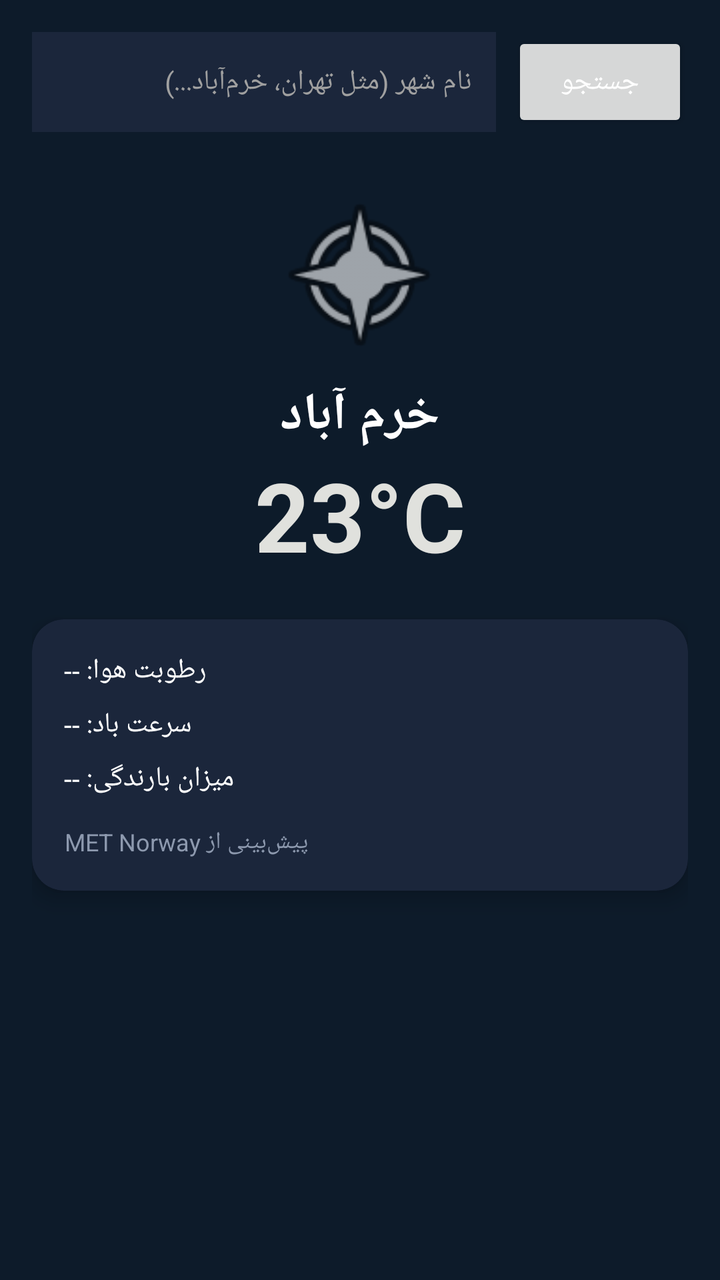
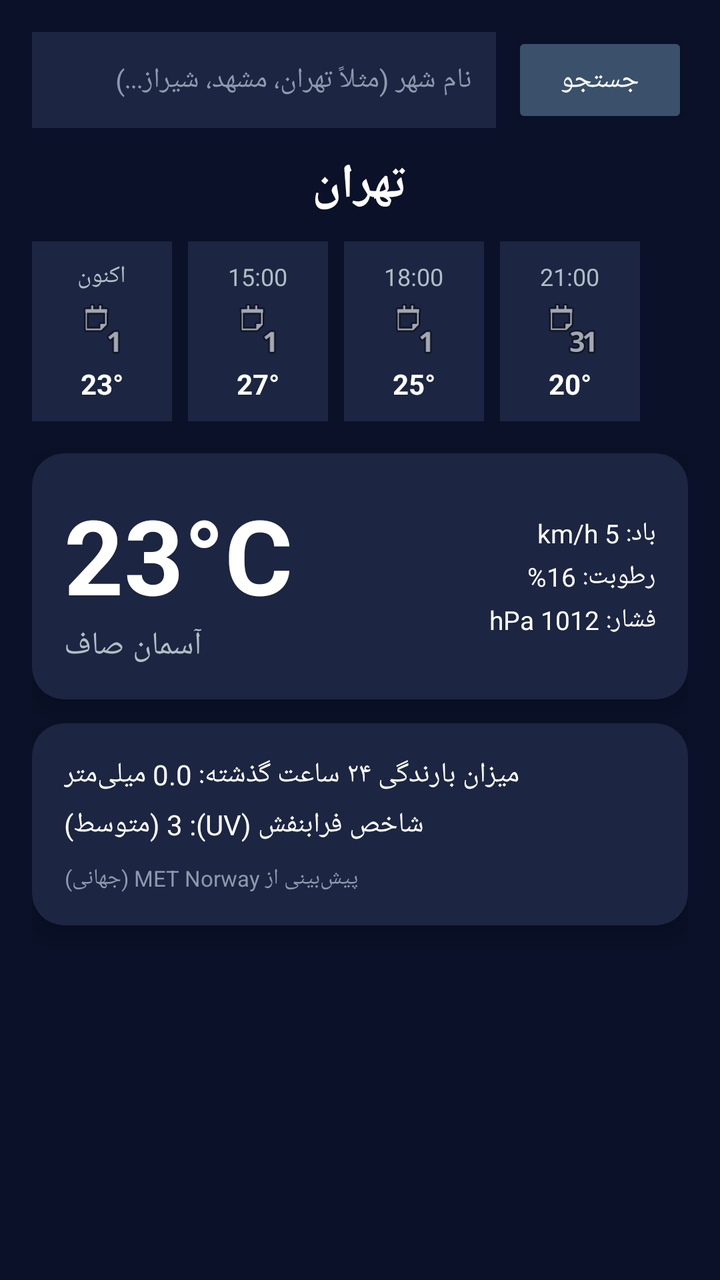

Compare the two renders of this Android layout. The source of the first and the diff that turns it into the second are given below.
<!-- AndroidManifest.xml: application theme Theme.AppCompat.Light.NoActionBar -->
<!-- res/layout/activity_main.xml -->
<?xml version="1.0" encoding="utf-8"?>
<RelativeLayout xmlns:android="http://schemas.android.com/apk/res/android"
    xmlns:app="http://schemas.android.com/apk/res-auto"
    android:id="@+id/rootLayout"
    android:layout_width="match_parent"
    android:layout_height="match_parent"
    android:background="#0D1B2A"
    android:padding="16dp">

    
    <LinearLayout
        android:id="@+id/searchLayout"
        android:layout_width="match_parent"
        android:layout_height="wrap_content"
        android:orientation="horizontal"
        android:layout_marginBottom="16dp">

        <EditText
            android:id="@+id/etSearchCity"
            android:layout_width="0dp"
            android:layout_height="50dp"
            android:layout_weight="1"
            android:background="#1B263B"
            android:hint="نام شهر (مثل تهران، خرم‌آباد...)"
            android:textColor="#FFFFFF"
            android:textColorHint="#A0A0A0"
            android:paddingHorizontal="12dp"
            android:textSize="14sp" />

        <Button
            android:id="@+id/btnSearch"
            android:layout_width="wrap_content"
            android:layout_height="50dp"
            android:layout_marginStart="8dp"
            backgroundTint="#415A77"
            android:text="جستجو"
            android:textColor="#FFFFFF" />
    </LinearLayout>

    
    <ImageView
        android:id="@+id/ivWeatherIcon"
        android:layout_width="90dp"
        android:layout_height="90dp"
        android:layout_below="@id/searchLayout"
        android:layout_centerHorizontal="true"
        android:layout_marginTop="10dp"
        android:src="@android:drawable/ic_menu_compass" />

    <TextView
        android:id="@+id/tvCityName"
        android:layout_width="wrap_content"
        android:layout_height="wrap_content"
        android:layout_below="@id/ivWeatherIcon"
        android:layout_centerHorizontal="true"
        android:layout_marginTop="8dp"
        android:text="خرم آباد"
        android:textColor="#FFFFFF"
        android:textSize="26sp"
        android:textStyle="bold" />

    <TextView
        android:id="@+id/tvTemp"
        android:layout_width="wrap_content"
        android:layout_height="wrap_content"
        android:layout_below="@id/tvCityName"
        android:layout_centerHorizontal="true"
        android:text="23°C"
        android:textColor="#E0E1DD"
        android:textSize="48sp"
        android:textStyle="bold" />

    
    <androidx.cardview.widget.CardView
        android:id="@+id/cardDetails"
        android:layout_width="match_parent"
        android:layout_height="wrap_content"
        android:layout_below="@id/tvTemp"
        android:layout_marginTop="20dp"
        app:cardBackgroundColor="#1B263B"
        app:cardCornerRadius="16dp"
        app:cardElevation="6dp">

        <LinearLayout
            android:layout_width="match_parent"
            android:layout_height="wrap_content"
            android:orientation="vertical"
            android:padding="16dp">

            <TextView
                android:id="@+id/tvHumidity"
                android:layout_width="wrap_content"
                android:layout_height="wrap_content"
                android:text="رطوبت هوا: --"
                android:textColor="#FFFFFF"
                android:textSize="14sp"
                android:layout_marginBottom="8dp"/>

            <TextView
                android:id="@+id/tvWindSpeed"
                android:layout_width="wrap_content"
                android:layout_height="wrap_content"
                android:text="سرعت باد: --"
                android:textColor="#FFFFFF"
                android:textSize="14sp"
                android:layout_marginBottom="8dp"/>

            <TextView
                android:id="@+id/tvRainfall"
                android:layout_width="wrap_content"
                android:layout_height="wrap_content"
                android:text="میزان بارندگی: --"
                android:textColor="#FFFFFF"
                android:textSize="14sp"
                android:layout_marginBottom="8dp"/>

            <TextView
                android:id="@+id/tvDataSource"
                android:layout_width="wrap_content"
                android:layout_height="wrap_content"
                android:text="پیش‌بینی از MET Norway"
                android:textColor="#8D99AE"
                android:textSize="12sp"
                android:layout_marginTop="6dp"/>
        </LinearLayout>
    </androidx.cardview.widget.CardView>

</RelativeLayout>
<!-- resources referenced by this layout -->
<resources>

</resources>

<!-- the commit's change to res/layout/activity_main.xml (unified diff, before → after) -->
@@ -4,7 +4,7 @@
     android:id="@+id/rootLayout"
     android:layout_width="match_parent"
     android:layout_height="match_parent"
-    android:background="#0D1B2A"
+    android:background="#0A1128"
     android:padding="16dp">
 
     
@@ -13,71 +13,191 @@
         android:layout_width="match_parent"
         android:layout_height="wrap_content"
         android:orientation="horizontal"
-        android:layout_marginBottom="16dp">
+        android:layout_marginBottom="12dp">
 
         <EditText
             android:id="@+id/etSearchCity"
             android:layout_width="0dp"
-            android:layout_height="50dp"
+            android:layout_height="48dp"
             android:layout_weight="1"
-            android:background="#1B263B"
-            android:hint="نام شهر (مثل تهران، خرم‌آباد...)"
+            android:background="#1C2541"
+            android:hint="نام شهر (مثلاً تهران، مشهد، شیراز...)"
             android:textColor="#FFFFFF"
-            android:textColorHint="#A0A0A0"
+            android:textColorHint="#8D99AE"
             android:paddingHorizontal="12dp"
             android:textSize="14sp" />
 
         <Button
             android:id="@+id/btnSearch"
             android:layout_width="wrap_content"
-            android:layout_height="50dp"
+            android:layout_height="48dp"
             android:layout_marginStart="8dp"
-            backgroundTint="#415A77"
+            android:backgroundTint="#3A506B"
             android:text="جستجو"
             android:textColor="#FFFFFF" />
     </LinearLayout>
 
-    
-    <ImageView
-        android:id="@+id/ivWeatherIcon"
-        android:layout_width="90dp"
-        android:layout_height="90dp"
-        android:layout_below="@id/searchLayout"
-        android:layout_centerHorizontal="true"
-        android:layout_marginTop="10dp"
-        android:src="@android:drawable/ic_menu_compass" />
-
     <TextView
         android:id="@+id/tvCityName"
         android:layout_width="wrap_content"
         android:layout_height="wrap_content"
-        android:layout_below="@id/ivWeatherIcon"
+        android:layout_below="@id/searchLayout"
         android:layout_centerHorizontal="true"
-        android:layout_marginTop="8dp"
-        android:text="خرم آباد"
+        android:text="تهران"
         android:textColor="#FFFFFF"
-        android:textSize="26sp"
+        android:textSize="24sp"
         android:textStyle="bold" />
 
-    <TextView
-        android:id="@+id/tvTemp"
-        android:layout_width="wrap_content"
+    
+    <HorizontalScrollView
+        android:id="@+id/hourlyScroll"
+        android:layout_width="match_parent"
         android:layout_height="wrap_content"
         android:layout_below="@id/tvCityName"
-        android:layout_centerHorizontal="true"
-        android:text="23°C"
-        android:textColor="#E0E1DD"
-        android:textSize="48sp"
-        android:textStyle="bold" />
+        android:layout_marginTop="12dp"
+        android:scrollbars="none">
+
+        <LinearLayout
+            android:layout_width="wrap_content"
+            android:layout_height="wrap_content"
+            android:orientation="horizontal">
+
+            
+            <LinearLayout
+                android:layout_width="70dp"
+                android:layout_height="90dp"
+                android:background="#1C2541"
+                android:orientation="vertical"
+                android:gravity="center"
+                android:layout_marginEnd="8dp"
+                android:padding="8dp">
+                <TextView android:layout_width="wrap_content" android:layout_height="wrap_content" android:text="اکنون" android:textColor="#B0BEC5" android:textSize="12sp"/>
+                <ImageView android:layout_width="28dp" android:layout_height="28dp" android:src="@android:drawable/ic_menu_day" android:layout_marginVertical="4dp"/>
+                <TextView android:id="@+id/tvHourlyTemp1" android:layout_width="wrap_content" android:layout_height="wrap_content" android:text="23°" android:textColor="#FFFFFF" android:textSize="14sp" android:textStyle="bold"/>
+            </LinearLayout>
+
+            
+            <LinearLayout
+                android:layout_width="70dp"
+                android:layout_height="90dp"
+                android:background="#1C2541"
+                android:orientation="vertical"
+                android:gravity="center"
+                android:layout_marginEnd="8dp"
+                android:padding="8dp">
+                <TextView android:layout_width="wrap_content" android:layout_height="wrap_content" android:text="15:00" android:textColor="#B0BEC5" android:textSize="12sp"/>
+                <ImageView android:layout_width="28dp" android:layout_height="28dp" android:src="@android:drawable/ic_menu_day" android:layout_marginVertical="4dp"/>
+                <TextView android:layout_width="wrap_content" android:layout_height="wrap_content" android:text="27°" android:textColor="#FFFFFF" android:textSize="14sp" android:textStyle="bold"/>
+            </LinearLayout>
+
+            
+            <LinearLayout
+                android:layout_width="70dp"
+                android:layout_height="90dp"
+                android:background="#1C2541"
+                android:orientation="vertical"
+                android:gravity="center"
+                android:layout_marginEnd="8dp"
+                android:padding="8dp">
+                <TextView android:layout_width="wrap_content" android:layout_height="wrap_content" android:text="18:00" android:textColor="#B0BEC5" android:textSize="12sp"/>
+                <ImageView android:layout_width="28dp" android:layout_height="28dp" android:src="@android:drawable/ic_menu_day" android:layout_marginVertical="4dp"/>
+                <TextView android:layout_width="wrap_content" android:layout_height="wrap_content" android:text="25°" android:textColor="#FFFFFF" android:textSize="14sp" android:textStyle="bold"/>
+            </LinearLayout>
+
+            
+            <LinearLayout
+                android:layout_width="70dp"
+                android:layout_height="90dp"
+                android:background="#1C2541"
+                android:orientation="vertical"
+                android:gravity="center"
+                android:layout_marginEnd="8dp"
+                android:padding="8dp">
+                <TextView android:layout_width="wrap_content" android:layout_height="wrap_content" android:text="21:00" android:textColor="#B0BEC5" android:textSize="12sp"/>
+                <ImageView android:layout_width="28dp" android:layout_height="28dp" android:src="@android:drawable/ic_menu_month" android:layout_marginVertical="4dp"/>
+                <TextView android:layout_width="wrap_content" android:layout_height="wrap_content" android:text="20°" android:textColor="#FFFFFF" android:textSize="14sp" android:textStyle="bold"/>
+            </LinearLayout>
+        </LinearLayout>
+    </HorizontalScrollView>
 
     
     <androidx.cardview.widget.CardView
-        android:id="@+id/cardDetails"
-        android:layout_width="match_parent"
-        android:layout_height="wrap_content"
-        android:layout_below="@id/tvTemp"
-        android:layout_marginTop="20dp"
-        app:cardBackgroundColor="#1B263B"
+        android:id="@+id/cardMain"
+        android:layout_width="match_parent"
+        android:layout_height="wrap_content"
+        android:layout_below="@id/hourlyScroll"
+        android:layout_marginTop="16dp"
+        app:cardBackgroundColor="#1C2541"
+        app:cardCornerRadius="16dp"
+        app:cardElevation="6dp">
+
+        <RelativeLayout
+            android:layout_width="match_parent"
+            android:layout_height="wrap_content"
+            android:padding="16dp">
+
+            <TextView
+                android:id="@+id/tvTemp"
+                android:layout_width="wrap_content"
+                android:layout_height="wrap_content"
+                android:text="23°C"
+                android:textColor="#FFFFFF"
+                android:textSize="52sp"
+                android:textStyle="bold" />
+
+            <TextView
+                android:id="@+id/tvCondition"
+                android:layout_width="wrap_content"
+                android:layout_height="wrap_content"
+                android:layout_below="@id/tvTemp"
+                android:text="آسمان صاف"
+                android:textColor="#B0BEC5"
+                android:textSize="16sp" />
+
+            <LinearLayout
+                android:layout_width="wrap_content"
+                android:layout_height="wrap_content"
+                android:layout_alignParentEnd="true"
+                android:layout_centerVertical="true"
+                android:gravity="end"
+                android:orientation="vertical">
+
+                <TextView
+                    android:id="@+id/tvWindSpeed"
+                    android:layout_width="wrap_content"
+                    android:layout_height="wrap_content"
+                    android:text="باد: 5 km/h"
+                    android:textColor="#FFFFFF"
+                    android:textSize="13sp" />
+
+                <TextView
+                    android:id="@+id/tvHumidity"
+                    android:layout_width="wrap_content"
+                    android:layout_height="wrap_content"
+                    android:layout_marginTop="4dp"
+                    android:text="رطوبت: 16%"
+                    android:textColor="#FFFFFF"
+                    android:textSize="13sp" />
+
+                <TextView
+                    android:id="@+id/tvPressure"
+                    android:layout_width="wrap_content"
+                    android:layout_height="wrap_content"
+                    android:layout_marginTop="4dp"
+                    android:text="فشار: 1012 hPa"
+                    android:textColor="#FFFFFF"
+                    android:textSize="13sp" />
+            </LinearLayout>
+        </RelativeLayout>
+    </androidx.cardview.widget.CardView>
+
+    
+    <androidx.cardview.widget.CardView
+        android:layout_width="match_parent"
+        android:layout_height="wrap_content"
+        android:layout_below="@id/cardMain"
+        android:layout_marginTop="12dp"
+        app:cardBackgroundColor="#1C2541"
         app:cardCornerRadius="16dp"
         app:cardElevation="6dp">
 
@@ -88,40 +208,31 @@
             android:padding="16dp">
 
             <TextView
-                android:id="@+id/tvHumidity"
-                android:layout_width="wrap_content"
-                android:layout_height="wrap_content"
-                android:text="رطوبت هوا: --"
+                android:id="@+id/tvRainfall"
+                android:layout_width="wrap_content"
+                android:layout_height="wrap_content"
+                android:text="میزان بارندگی ۲۴ ساعت گذشته: 0.0 میلی‌متر"
                 android:textColor="#FFFFFF"
                 android:textSize="14sp"
-                android:layout_marginBottom="8dp"/>
-
-            <TextView
-                android:id="@+id/tvWindSpeed"
-                android:layout_width="wrap_content"
-                android:layout_height="wrap_content"
-                android:text="سرعت باد: --"
+                android:layout_marginBottom="6dp"/>
+
+            <TextView
+                android:id="@+id/tvUVIndex"
+                android:layout_width="wrap_content"
+                android:layout_height="wrap_content"
+                android:text="شاخص فرابنفش (UV): 3 (متوسط)"
                 android:textColor="#FFFFFF"
                 android:textSize="14sp"
-                android:layout_marginBottom="8dp"/>
-
-            <TextView
-                android:id="@+id/tvRainfall"
-                android:layout_width="wrap_content"
-                android:layout_height="wrap_content"
-                android:text="میزان بارندگی: --"
-                android:textColor="#FFFFFF"
-                android:textSize="14sp"
-                android:layout_marginBottom="8dp"/>
+                android:layout_marginBottom="6dp"/>
 
             <TextView
                 android:id="@+id/tvDataSource"
                 android:layout_width="wrap_content"
                 android:layout_height="wrap_content"
-                android:text="پیش‌بینی از MET Norway"
+                android:layout_marginTop="4dp"
+                android:text="پیش‌بینی از MET Norway (جهانی)"
                 android:textColor="#8D99AE"
-                android:textSize="12sp"
-                android:layout_marginTop="6dp"/>
+                android:textSize="11sp" />
         </LinearLayout>
     </androidx.cardview.widget.CardView>
 
